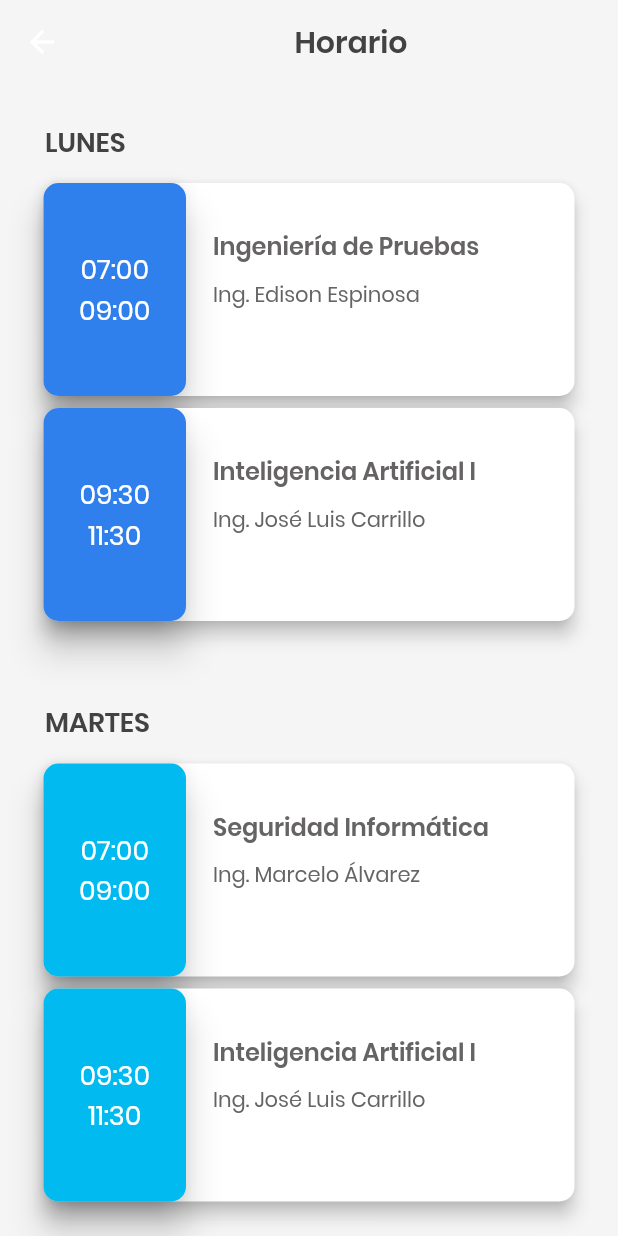
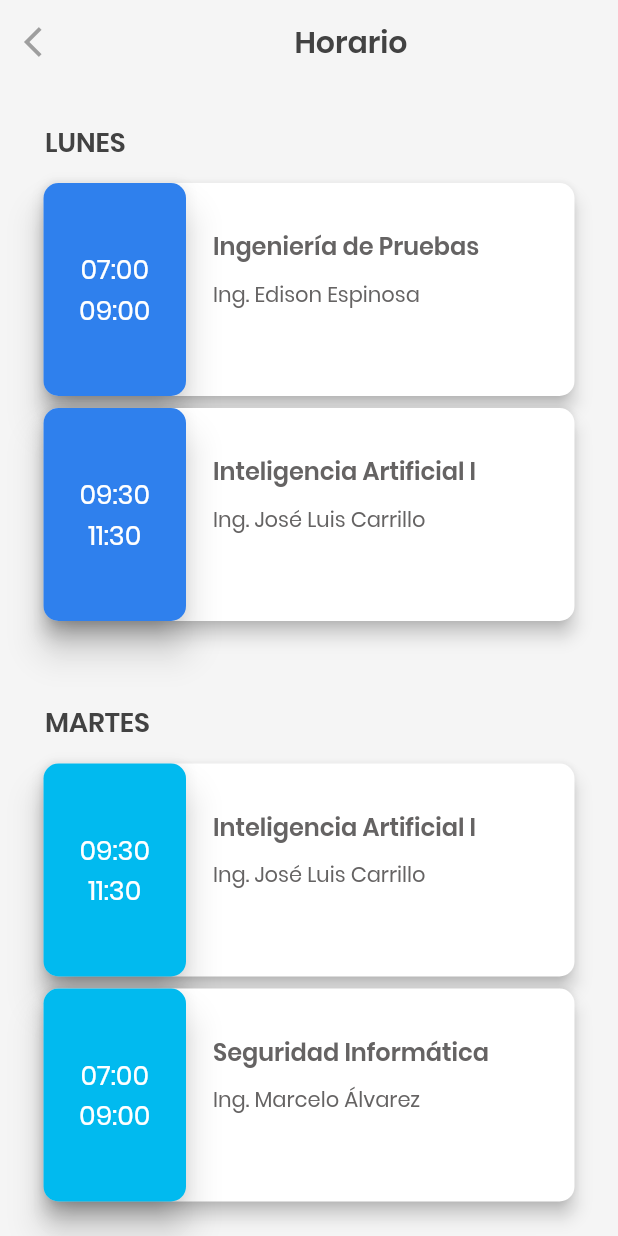
Before and after one commit to israteneda/horario_escolar, a Flutter app: the HorarioPagina screen opened by its route, on a phone screen of 412 x 824 dp. Run offline on Flutter 3.47's test engine with Material 2 defaults, Android fonts, the phone set to English and light mode, and no system bars.

Commit message:
cambio estructura de datos para añadir tareas, splash screen añadido

```diff
--- a/lib/main.dart
+++ b/lib/main.dart
@@ -7,69 +7,47 @@ void main() => runApp(MyApp());
 
 class MyApp extends StatelessWidget {
 
-  // Todo: splash screen, sqlite, local_notification, tareas.
+  // Todo: sqlite, local_notification, tareas.
 
-  final Map<String, dynamic> horario = {
-    'LUNES': {
-      'materias': {
-        'Ingeniería de Pruebas': {
-          'horario': ['07:00', '09:00'],
-          'docente': 'Ing. Edison Espinosa'
-         },
-        'Inteligencia Artificial I': {
-          'horario': ['09:30', '11:30'],
-          'docente': 'Ing. José Luis Carrillo'
+  final Map<String, dynamic> data = {
+    'Ingeniería de Pruebas': {
+      'horario': {
+        'lunes': ['07:00', '09:00', '#2F80ED'],
+        'miércoles': ['09:30', '11:30', '#0CBABA'],
         },
-      },
-      'color': '#2F80ED'
+        'tareas': ['Nada'],
+        'docente': 'Ing. Edison Espinosa',
     },
-    'MARTES': {
-      'materias': {
-        'Seguridad Informática': {
-          'horario': ['07:00', '09:00'],
-          'docente': 'Ing. Marcelo Álvarez',
+    'Inteligencia Artificial I': {
+      'horario': {
+        'lunes': ['09:30', '11:30', '#2F80ED'],
+        'martes': ['09:30', '11:30', '#01BAEF'],
         },
-        'Inteligencia Artificial I': {
-          'horario': ['09:30', '11:30'],
-          'docente': 'Ing. José Luis Carrillo'
+        'tareas': ['Tomar Apuntes'],
+        'docente': 'Ing. José Luis Carrillo',
+    },
+    'Seguridad Informática': {
+      'horario': {
+        'martes': ['07:00', '09:00', '#01BAEF'],
+        'viernes': ['09:30', '11:30', '#9FA4C4'],
         },
-      },
-      'color': '#01BAEF'
+        'tareas': ['Atender a clase'],
+        'docente': 'Ing. Marcelo Álvarez',
     },
-    'MIÉRCOLES': {
-      'materias': {
-        'Lab. de Prod. Software I': {
-          'horario': ['07:00', '09:00'],
-          'docente': 'Ing. Diego Velasco',
+    'Lab. de Prod. Software I': {
+      'horario': {
+        'miércoles': ['07:00', '09:00', '#0CBABA'],
+        'jueves': ['07:00', '09:00', '#EC9F05'],
         },
-        'Ingeniería de Pruebas': {
-          'horario': ['09:30', '11:30'],
-          'docente': 'Ing. Edison Espinosa',
-        }
-      },
-      'color': '#0CBABA'
+        'tareas': ['Aprender Angular'],
+        'docente': 'Ing. Diego Velasco',
     },
-    'JUEVES': {
-      'materias': {
-        'Lab. de Prod. Software I': {
-          'horario': ['07:00', '09:00'],
-          'docente': 'Ing. Diego Velasco',
+    'Plan de Tesis': {
+      'horario': {
+        'jueves': ['09:30', '12:30', '#EC9F05'],
         },
-        'Plan de Tesis': {
-          'horario': ['09:30', '12:30'],
-          'docente': 'Ing. Lucas Garcés'
-        }
-      },
-      'color': '#EC9F05'
-    },
-    'VIERNES': {
-      'materias': {
-        'Seguridad Informática': {
-          'horario': ['09:30', '11:30'],
-          'docente': 'Ing. Marcelo Álvarez'
-        }
-      },
-      'color': '#9FA4C4'
+        'tareas': ['Nada'],
+        'docente': 'Ing. Lucas Garcés',
     },
   };
 
@@ -81,7 +59,7 @@ class MyApp extends StatelessWidget {
       initialRoute: '/',
       routes: {
         '/': (BuildContext context) => InicioPagina(),
-        'horario' : (BuildContext context) => HorarioPagina(horario: horario),
+        'horario' : (BuildContext context) => HorarioPagina(data: data),
         'tareas'  : (BuildContext context) => TareasPagina()
       },
     );
--- a/lib/src/paginas/horario.dart
+++ b/lib/src/paginas/horario.dart
@@ -3,11 +3,11 @@ import 'package:horario_escolar/src/widgets/dia_clase.dart';
 
 class HorarioPagina extends StatefulWidget {
 
-  final Map<String, dynamic> horario;
+  final Map<String, dynamic> data;
 
   HorarioPagina({
     Key key,
-    @required this.horario
+    @required this.data
   }) : super(key: key);
 
   _HorarioPaginaState createState() => _HorarioPaginaState();
@@ -28,19 +28,23 @@ class _HorarioPaginaState extends State<HorarioPagina> {
               ),
             ),
           ),
+          leading: IconButton(
+            icon:Icon(Icons.arrow_back_ios, color: Colors.grey),
+            onPressed:() => Navigator.pop(context, false),
+          ),
           backgroundColor: Colors.transparent, elevation: 0.0,
         ),
         backgroundColor: Color(0xF5F5F5F5),
-        body: _horario(widget.horario),
+        body: _horario(),
       );
   }
 
-  Widget _horario(horario){
+  Widget _horario(){
     final children = <Widget>[];
-    widget.horario.forEach(
-      (key, value) {
-        children.add(DiaClaseWidget(dia: {key: value}));
-        print('$key : $value');
+    final dias = ['LUNES', 'MARTES', 'MIÉRCOLES', 'JUEVES', 'VIERNES'];
+    dias.forEach(
+      (dia) {
+        children.add(DiaClaseWidget(dia: dia, data: widget.data));
       }
     );
     return ListView(
--- a/lib/src/paginas/tareas.dart
+++ b/lib/src/paginas/tareas.dart
@@ -24,12 +24,27 @@ class _TareasPaginaState extends State<TareasPagina> {
               ),
             ),
           ),
+          leading: IconButton(
+            icon:Icon(Icons.arrow_back_ios, color: Colors.grey),
+            onPressed:() => Navigator.pop(context, false),
+          ),
           backgroundColor: Colors.transparent, elevation: 0.0,
         ),
         backgroundColor: Color(0xF5F5F5F5),
-        body: Text(
-          'Tareas'
-        ),
+        body: Container(),
       );
   }
+
+  // Widget _horario(horario){
+  //   final children = <Widget>[];
+  //   widget.tareas.forEach(
+  //     (key, value) {
+  //       children.add(DiaClaseWidget(dia: {key: value}));
+  //       print('$key : $value');
+  //     }
+  //   );
+  //   return ListView(
+  //      children: children
+  //   );
+  // }
 }
--- a/lib/src/widgets/dia_clase.dart
+++ b/lib/src/widgets/dia_clase.dart
@@ -4,10 +4,12 @@ import 'materia.dart';
 
 
 class DiaClaseWidget extends StatefulWidget {
-  final Map<String, dynamic> dia;
+  final Map<String, dynamic> data;
+  final String dia;
   DiaClaseWidget({
     Key key,
     @required this.dia,
+    @required this.data,
   }) : super(key: key);
 
   _DiaClaseWidgetState createState() => _DiaClaseWidgetState();
@@ -16,12 +18,17 @@ class DiaClaseWidget extends StatefulWidget {
 class _DiaClaseWidgetState extends State<DiaClaseWidget> {
   @override
   Widget build(BuildContext context) {
-    final diaActual = widget.dia.keys.first;
-
+    final diaActual = widget.dia;
     final children = <Widget>[];
-    widget.dia[diaActual]['materias'].forEach(
-      (key, value) {
-        children.add(MateriaWidget(materia: { key: value}, color: widget.dia[diaActual]['color']));
+    widget.data.forEach(
+      (materia, contenido) {
+        contenido['horario'].forEach(
+          (dia, horas){
+            if (dia.toString().toUpperCase() == diaActual){
+              children.add(MateriaWidget(materia: materia, contenido: contenido, dia: dia));
+            }
+          }
+        );
       }
     );
 
@@ -43,7 +50,7 @@ class _DiaClaseWidgetState extends State<DiaClaseWidget> {
           ),
           SizedBox(height: 10.0,),
           Column(
-            children: children
+            children: children,
           ),
         ],
       ),
--- a/lib/src/widgets/materia.dart
+++ b/lib/src/widgets/materia.dart
@@ -1,12 +1,14 @@
 import 'package:flutter/material.dart';
 
 class MateriaWidget extends StatefulWidget {
-  final Map<String, dynamic> materia;
-  final String color;
+  final String materia;
+  final Map<String, dynamic> contenido;
+  final String dia;
   MateriaWidget({
     Key key,
     this.materia,
-    this.color
+    this.contenido,
+    this.dia,
   }) : super(key: key);
 
   _MateriaWidgetState createState() => _MateriaWidgetState();
@@ -17,10 +19,11 @@ class _MateriaWidgetState extends State<MateriaWidget> {
   Widget build(BuildContext context) {
 
     double tamanoLargo = MediaQuery.of(context).size.width / 4;
-    String nombreMateria = widget.materia.keys.toList()[0];
-    String nombreDocente = widget.materia[nombreMateria]['docente'];
-    String horaInicio = widget.materia[nombreMateria]['horario'][0];
-    String horaFinal = widget.materia[nombreMateria]['horario'][1];
+    String nombreMateria = widget.materia;
+    String nombreDocente = widget.contenido['docente'];
+    String horaInicio = widget.contenido['horario'][widget.dia][0];
+    String horaFinal = widget.contenido['horario'][widget.dia][1];
+    String color = widget.contenido['horario'][widget.dia][2];
 
     return Stack(
       children: <Widget>[
@@ -42,7 +45,7 @@ class _MateriaWidgetState extends State<MateriaWidget> {
             shape: RoundedRectangleBorder(
               borderRadius: BorderRadius.circular(10.0)
             ),
-            color: hexToColor(widget.color),
+            color: hexToColor(color),
             child: Column(
               mainAxisAlignment: MainAxisAlignment.center,
               children: <Widget>[
```
Also changed, not shown: pubspec.yaml (+6 -43 lines), assets/imagenes/splash.png (added), pubspec.lock, 9 other files.
